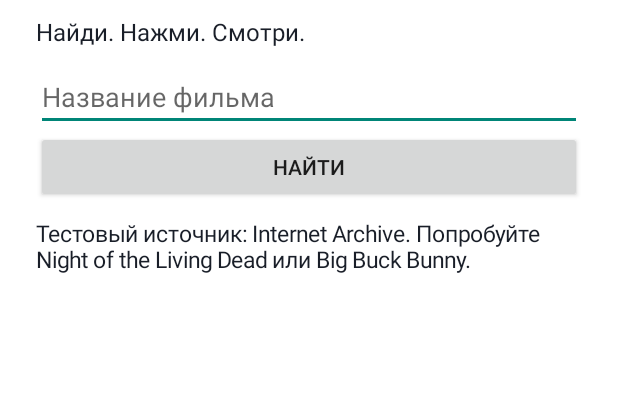
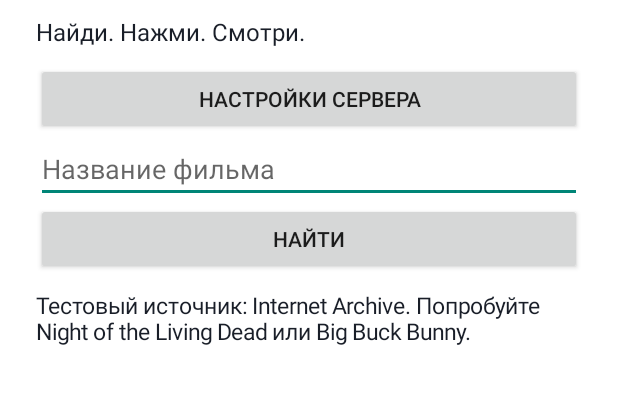
Before and after one commit to germany95reg-boop/KINEXO, an Android app: the screen it shows after launch (MainActivity), after a tap on "НАЙТИ", on a phone screen of 412 x 824 dp, the part 151-555 px from its top. Run offline under Robolectric (Android 15) with nearby library versions, the phone set to English and light mode, and no system bars.

Commit message:
Connect Android to configurable search API and add playback failover

```diff
--- a/app/src/main/java/app/kinexo/MainActivity.java
+++ b/app/src/main/java/app/kinexo/MainActivity.java
@@ -1,14 +1,18 @@
 package app.kinexo;
 import android.app.*; import android.os.*; import android.graphics.Color; import android.view.*; import android.widget.*; import android.net.Uri; import org.json.*; import java.net.*; import java.io.*;
 public class MainActivity extends Activity {
- LinearLayout root,results; EditText query; VideoView video; int generation=0;
+ String endpoint=""; String lastQuery=""; LinearLayout root,results; EditText query; VideoView video; int generation=0;
  int dp(int n){return (int)(n*getResources().getDisplayMetrics().density);}
  TextView label(String s,int size){TextView t=new TextView(this);t.setText(s);t.setTextSize(size);t.setTextColor(Color.rgb(25,30,40));t.setPadding(0,dp(10),0,dp(10));return t;}
- public void onCreate(Bundle b){super.onCreate(b);home();}
- void home(){generation++; video=null; root=new LinearLayout(this);root.setOrientation(1);root.setPadding(dp(24),dp(32),dp(24),dp(16));root.setBackgroundColor(Color.WHITE);setContentView(root);root.setOnApplyWindowInsetsListener((v,i)->{v.setPadding(dp(24),dp(20)+i.getSystemWindowInsetTop(),dp(24),dp(16)+i.getSystemWindowInsetBottom());return i;});root.addView(label("KINEXO",36));root.addView(label("Найди. Нажми. Смотри.",16));query=new EditText(this);query.setSingleLine(true);query.setHint("Название фильма");query.setImeOptions(3);root.addView(query);Button b=new Button(this);b.setText("Найти");root.addView(b);b.setOnClickListener(v->search());query.setOnEditorActionListener((v,a,e)->{search();return true;});ScrollView sc=new ScrollView(this);results=new LinearLayout(this);results.setOrientation(1);sc.addView(results);root.addView(sc,new LinearLayout.LayoutParams(-1,0,1));results.addView(label("Тестовый источник: Internet Archive. Попробуйте Night of the Living Dead или Big Buck Bunny.",15));}
+ public void onCreate(Bundle b){super.onCreate(b);endpoint=getPreferences(0).getString("endpoint","");home();}
+ void home(){generation++; video=null; root=new LinearLayout(this);root.setOrientation(1);root.setPadding(dp(24),dp(32),dp(24),dp(16));root.setBackgroundColor(Color.WHITE);setContentView(root);root.setOnApplyWindowInsetsListener((v,i)->{v.setPadding(dp(24),dp(20)+i.getSystemWindowInsetTop(),dp(24),dp(16)+i.getSystemWindowInsetBottom());return i;});root.addView(label("KINEXO",36));root.addView(label("Найди. Нажми. Смотри.",16)); Button settings=new Button(this);settings.setText("Настройки сервера");root.addView(settings);settings.setOnClickListener(v->settings());query=new EditText(this);query.setSingleLine(true);query.setText(lastQuery);query.setHint("Название фильма");query.setImeOptions(3);root.addView(query);Button b=new Button(this);b.setText("Найти");root.addView(b);b.setOnClickListener(v->search());query.setOnEditorActionListener((v,a,e)->{search();return true;});ScrollView sc=new ScrollView(this);results=new LinearLayout(this);results.setOrientation(1);sc.addView(results);root.addView(sc,new LinearLayout.LayoutParams(-1,0,1));results.addView(label("Тестовый источник: Internet Archive. Попробуйте Night of the Living Dead или Big Buck Bunny.",15));}
  JSONObject get(String url)throws Exception{HttpURLConnection c=(HttpURLConnection)new URL(url).openConnection();c.setConnectTimeout(10000);c.setReadTimeout(15000);try(InputStream in=c.getInputStream();ByteArrayOutputStream out=new ByteArrayOutputStream()){byte[] buf=new byte[8192];int n;while((n=in.read(buf))!=-1){out.write(buf,0,n);if(out.size()>8000000)throw new IOException("Response too large");}return new JSONObject(out.toString("UTF-8"));}finally{c.disconnect();}}
  String enc(String s)throws Exception{return URLEncoder.encode(s,"UTF-8");}
- void search(){String q=query.getText().toString().trim();if(q.isEmpty())return;int token=++generation;results.removeAllViews();results.addView(label("Поиск…",16));new Thread(()->{try{String safe=q.replaceAll("[^\\p{L}\\p{N} ]"," ");JSONObject j=get("https://archive.org/advancedsearch.php?q="+enc("title:("+safe+") AND mediatype:movies AND (licenseurl:*creativecommons.org* OR collection:opensource_movies)")+"&fl[]=identifier&fl[]=title&rows=25&output=json");JSONArray a=j.getJSONObject("response").getJSONArray("docs");runOnUiThread(()->{if(token!=generation)return;results.removeAllViews();if(a.length()==0)results.addView(label("Ничего не найдено",18));for(int i=0;i<a.length();i++){JSONObject m=a.optJSONObject(i);if(m==null)continue;String id=m.optString("identifier"),title=m.optString("title",id);Button row=new Button(this);row.setAllCaps(false);row.setText("▶  "+title);results.addView(row);row.setOnClickListener(v->resolve(id,title));}});}catch(Exception e){runOnUiThread(()->{if(token==generation){results.removeAllViews();results.addView(label("Ошибка сети. Повторите поиск.",16));}});}}).start();}
+ void search(){String q=query.getText().toString().trim();if(q.isEmpty())return;lastQuery=q;if(!endpoint.isEmpty()){serverSearch(q);return;}int token=++generation;results.removeAllViews();results.addView(label("Поиск…",16));new Thread(()->{try{String safe=q.replaceAll("[^\\p{L}\\p{N} ]"," ");JSONObject j=get("https://archive.org/advancedsearch.php?q="+enc("title:("+safe+") AND mediatype:movies AND (licenseurl:*creativecommons.org* OR collection:opensource_movies)")+"&fl[]=identifier&fl[]=title&rows=25&output=json");JSONArray a=j.getJSONObject("response").getJSONArray("docs");runOnUiThread(()->{if(token!=generation)return;results.removeAllViews();if(a.length()==0)results.addView(label("Ничего не найдено",18));for(int i=0;i<a.length();i++){JSONObject m=a.optJSONObject(i);if(m==null)continue;String id=m.optString("identifier"),title=m.optString("title",id);Button row=new Button(this);row.setAllCaps(false);row.setText("▶  "+title);results.addView(row);row.setOnClickListener(v->resolve(id,title));}});}catch(Exception e){runOnUiThread(()->{if(token==generation){results.removeAllViews();results.addView(label("Ошибка сети. Повторите поиск.",16));}});}}).start();}
+ void settings(){EditText field=new EditText(this);field.setSingleLine(true);field.setHint("https://server.example");field.setText(endpoint);new AlertDialog.Builder(this).setTitle("Адрес поискового сервера").setView(field).setNegativeButton("Отмена",null).setPositiveButton("Сохранить",(d,w)->{String value=field.getText().toString().trim().replaceAll("/+$","");Uri u=Uri.parse(value);if(!value.isEmpty()&&(!"https".equals(u.getScheme())||u.getHost()==null)){Toast.makeText(this,"Требуется HTTPS",Toast.LENGTH_SHORT).show();return;}endpoint=value;getPreferences(0).edit().putString("endpoint",value).apply();}).show();}
+ void serverSearch(String q){int token=++generation;String base=endpoint;results.removeAllViews();results.addView(label("Поиск по источникам…",16));new Thread(()->{try{JSONObject data=get(base+"/search?q="+enc(q));JSONArray items=data.getJSONArray("results");runOnUiThread(()->{if(token!=generation)return;results.removeAllViews();if(items.length()==0)results.addView(label("Ничего не найдено",18));JSONArray failed=data.optJSONArray("unavailable_providers");if(failed!=null&&failed.length()>0)results.addView(label("Часть источников недоступна",14));for(int i=0;i<items.length();i++){JSONObject item=items.optJSONObject(i);if(item==null)continue;Button row=new Button(this);row.setAllCaps(false);row.setText("▶  "+item.optString("title"));results.addView(row);row.setOnClickListener(v->{java.util.ArrayList<String> urls=new java.util.ArrayList<>();addUrl(urls,item.optString("url"));JSONArray alt=item.optJSONArray("alternatives");if(alt!=null)for(int k=0;k<alt.length();k++){JSONObject a=alt.optJSONObject(k);if(a!=null)addUrl(urls,a.optString("url"));}if(!urls.isEmpty())playAlternatives(item.optString("title"),urls,0);});}});}catch(Exception e){runOnUiThread(()->{if(token==generation){results.removeAllViews();results.addView(label("Сервер недоступен. Проверьте настройки.",16));}});}}).start();}
+ void addUrl(java.util.ArrayList<String> urls,String u){if("https".equals(Uri.parse(u).getScheme())&&!urls.contains(u))urls.add(u);}
+ void playAlternatives(String title,java.util.ArrayList<String> urls,int index){play(title,urls.get(index));video.setOnErrorListener((m,w,e)->{if(index+1<urls.size()){video.stopPlayback();playAlternatives(title,urls,index+1);}else Toast.makeText(this,"Все источники недоступны",Toast.LENGTH_LONG).show();return true;});}
  void resolve(String id,String title){int token=++generation;results.removeAllViews();results.addView(label("Подготовка видео…",16));new Thread(()->{try{JSONObject j=get("https://archive.org/metadata/"+enc(id));JSONArray a=j.getJSONArray("files");String path=null;for(int i=0;i<a.length();i++){String n=a.getJSONObject(i).optString("name");if(n.toLowerCase(java.util.Locale.ROOT).endsWith(".mp4")){path=n;break;}}if(path==null)throw new IOException();String url="https://archive.org/download/"+Uri.encode(id)+"/"+Uri.encode(path,"/");runOnUiThread(()->{if(token==generation)play(title,url);});}catch(Exception e){runOnUiThread(()->{if(token==generation){results.removeAllViews();results.addView(label("Видео недоступно. Повторите поиск.",16));}});}}).start();}
  void play(String title,String url){root.removeAllViews();Button back=new Button(this);back.setText("Назад к поиску");root.addView(back);back.setOnClickListener(v->{video.stopPlayback();home();});root.addView(label(title,22));video=new VideoView(this);root.addView(video,new LinearLayout.LayoutParams(-1,0,1));MediaController c=new MediaController(this);c.setAnchorView(video);video.setMediaController(c);video.setOnErrorListener((m,w,e)->{Toast.makeText(this,"Не удалось воспроизвести видео",Toast.LENGTH_LONG).show();return true;});video.setVideoURI(Uri.parse(url));video.setOnPreparedListener(m->video.start());}
  @Override public void onBackPressed(){if(video!=null){video.stopPlayback();home();}else super.onBackPressed();}
```
